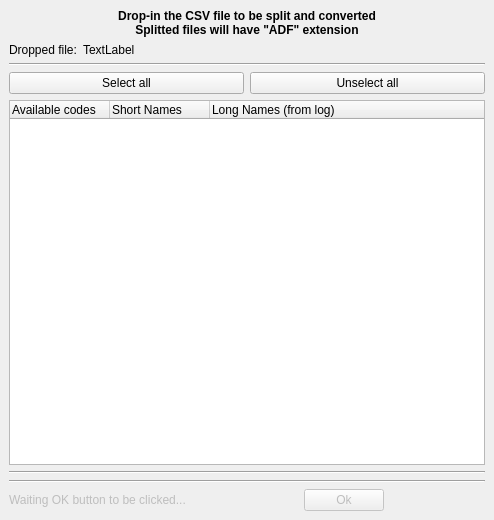
max-privato/CanzeLogRead, file mainwindow.ui: the form before one commit.
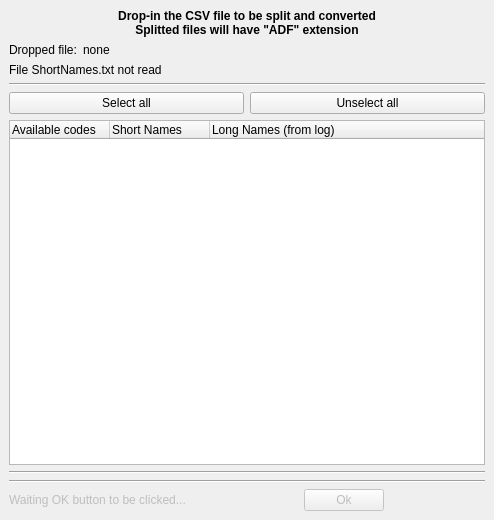
The form after the commit.

Commit message: Added label indicating when file shortNames is read

```diff
--- a/mainwindow.ui
+++ b/mainwindow.ui
@@ -62,7 +62,7 @@
          </sizepolicy>
         </property>
         <property name="text">
-         <string>TextLabel</string>
+         <string>none</string>
         </property>
         <property name="wordWrap">
          <bool>true</bool>
@@ -71,6 +71,13 @@
       </item>
      </layout>
     </item>
+    <item>
+     <widget class="QLabel" name="shortNamesLbl">
+      <property name="text">
+       <string>File ShortNames.txt not read</string>
+      </property>
+     </widget>
+    </item>
     <item>
      <widget class="Line" name="line_3">
       <property name="orientation">
```
The commit also changes 2 other files.
